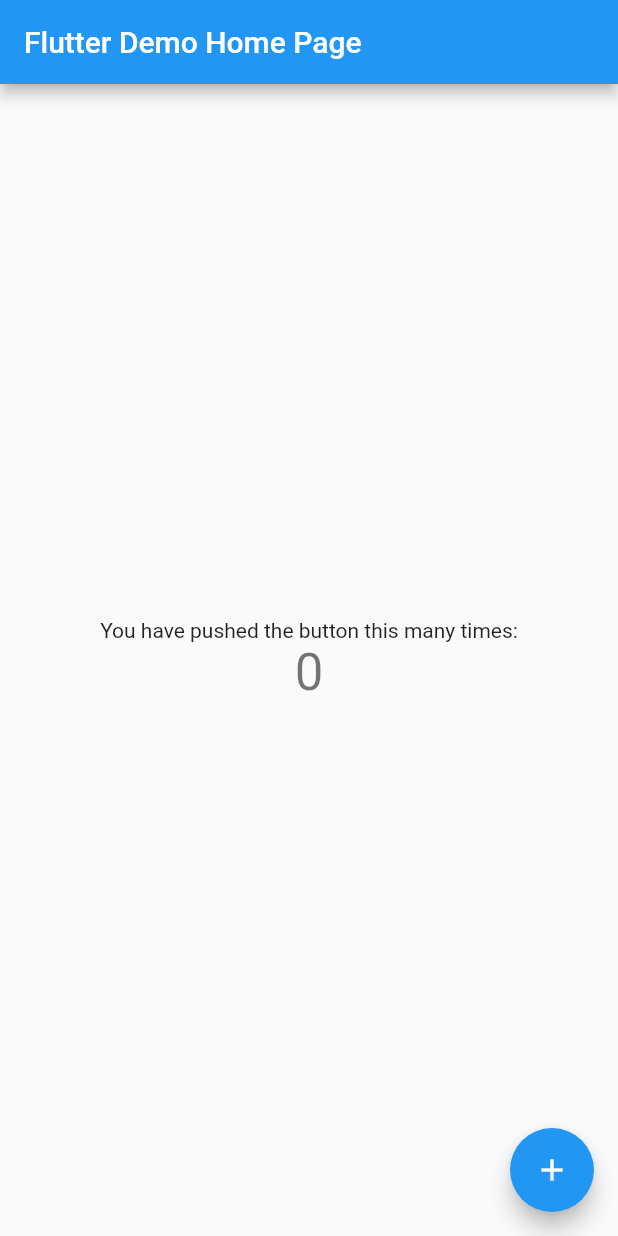
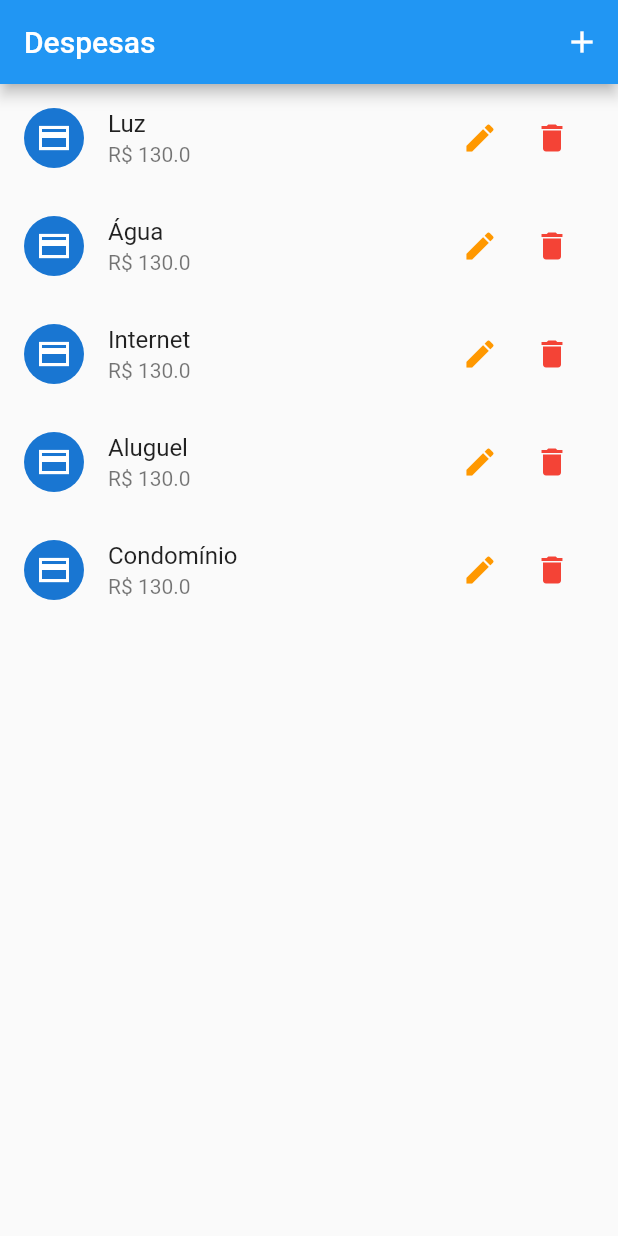
Before and after one commit to davidrezende/financial_expert, a Flutter app: the screen it shows after launch, on a phone screen of 412 x 824 dp. Run offline on Flutter 3.47's test engine with Material 2 defaults, Android fonts, the phone set to English and light mode, and no system bars.

Commit message:
setup project with listview page

```diff
--- /dev/null
+++ b/lib/components/expense_list.dart
@@ -0,0 +1,18 @@
+import 'package:financial_expert/components/expense_tile.dart';
+import 'package:financial_expert/data/expense_data.dart';
+import 'package:flutter/material.dart';
+
+class ExpenseList extends StatelessWidget {
+  const ExpenseList({Key? key}) : super(key: key);
+
+
+  @override
+  Widget build(BuildContext context) {
+    var expenses = {...DUMMY_EXPENSES};
+
+    return ListView.builder(
+        itemCount: expenses.length,
+        itemBuilder: (ctx, i) => ExpenseTile(expenses.values.elementAt(i)),
+      );
+  }
+}
--- /dev/null
+++ b/lib/components/expense_tile.dart
@@ -0,0 +1,34 @@
+import 'package:financial_expert/model/expense.dart';
+import 'package:flutter/material.dart';
+
+class ExpenseTile extends StatelessWidget {
+  final Expense expense;
+  const ExpenseTile(this.expense);
+
+  @override
+  Widget build(BuildContext context) {
+    return ListTile(
+        leading: const CircleAvatar(
+          child: Icon(Icons.payment_sharp),
+        ),
+        title: Text(expense.name),
+        subtitle: Text('R\$ ' + expense.value.toString()),
+        trailing: Container(
+          width: 100,
+          child: Row(
+            children: <Widget>[
+              IconButton(
+                icon: Icon(Icons.edit),
+                onPressed: () {},
+                color: Colors.orange,
+              ),
+               IconButton(
+                icon: Icon(Icons.delete),
+                onPressed: () {},
+                color: Colors.red,
+              ),
+            ],
+          ),
+        ));
+  }
+}
--- /dev/null
+++ b/lib/data/expense_data.dart
@@ -0,0 +1,9 @@
+import 'package:financial_expert/model/expense.dart';
+
+var DUMMY_EXPENSES = {
+  '1': Expense(1, 'Luz', 'D', 130.00, 3, 2022),
+  '2': Expense(2, 'Água', 'D', 130.00, 3, 2022),
+  '3': Expense(3, 'Internet', 'D', 130.00, 3, 2022),
+  '4': Expense(4, 'Aluguel', 'D', 130.00, 3, 2022),
+  '5': Expense(5, 'Condomínio', 'D', 130.00, 3, 2022),
+};
--- a/lib/main.dart
+++ b/lib/main.dart
@@ -1,3 +1,4 @@
+import 'package:financial_expert/views/expense_page.dart';
 import 'package:flutter/material.dart';
 
 void main() {
@@ -15,83 +16,7 @@
       theme: ThemeData(
         primarySwatch: Colors.blue,
       ),
-      home: const MyHomePage(title: 'Flutter Demo Home Page'),
+      home: ExpensePage()
     );
   }
 }
-
-class MyHomePage extends StatefulWidget {
-  const MyHomePage({Key? key, required this.title}) : super(key: key);
-
-  final String title;
-
-  @override
-  State<MyHomePage> createState() => _MyHomePageState();
-}
-
-class _MyHomePageState extends State<MyHomePage> {
-  int _counter = 0;
-
-  void _incrementCounter() {
-    setState(() {
-      // This call to setState tells the Flutter framework that something has
-      // changed in this State, which causes it to rerun the build method below
-      // so that the display can reflect the updated values. If we changed
-      // _counter without calling setState(), then the build method would not be
-      // called again, and so nothing would appear to happen.
-      _counter++;
-    });
-  }
-
-  @override
-  Widget build(BuildContext context) {
-    // This method is rerun every time setState is called, for instance as done
-    // by the _incrementCounter method above.
-    //
-    // The Flutter framework has been optimized to make rerunning build methods
-    // fast, so that you can just rebuild anything that needs updating rather
-    // than having to individually change instances of widgets.
-    return Scaffold(
-      appBar: AppBar(
-        // Here we take the value from the MyHomePage object that was created by
-        // the App.build method, and use it to set our appbar title.
-        title: Text(widget.title),
-      ),
-      body: Center(
-        // Center is a layout widget. It takes a single child and positions it
-        // in the middle of the parent.
-        child: Column(
-          // Column is also a layout widget. It takes a list of children and
-          // arranges them vertically. By default, it sizes itself to fit its
-          // children horizontally, and tries to be as tall as its parent.
-          //
-          // Invoke "debug painting" (press "p" in the console, choose the
-          // "Toggle Debug Paint" action from the Flutter Inspector in Android
-          // Studio, or the "Toggle Debug Paint" command in Visual Studio Code)
-          // to see the wireframe for each widget.
-          //
-          // Column has various properties to control how it sizes itself and
-          // how it positions its children. Here we use mainAxisAlignment to
-          // center the children vertically; the main axis here is the vertical
-          // axis because Columns are vertical (the cross axis would be
-          // horizontal).
-          mainAxisAlignment: MainAxisAlignment.center,
-          children: <Widget>[
-            const Text(
-              'You have pushed the button this many times:',
-            ),
-            Text(
-              '$_counter',
-              style: Theme.of(context).textTheme.headline4,
-            ),
-          ],
-        ),
-      ),
-      floatingActionButton: FloatingActionButton(
-        onPressed: _incrementCounter,
-        tooltip: 'Increment',
-        child: const Icon(Icons.add),
-      ), // This trailing comma makes auto-formatting nicer for build methods.
-    );
-  }
-}
--- /dev/null
+++ b/lib/model/expense.dart
@@ -0,0 +1,18 @@
+
+
+class Expense {
+  final int id;
+  final String name;
+  final double value;
+  final String type;
+  final int month;
+  final int year;
+  Expense(
+    this.id,
+    this.name,
+    this.type,
+    this.value,
+    this.month,
+    this.year,
+  );
+}
--- /dev/null
+++ b/lib/views/expense_page.dart
@@ -0,0 +1,21 @@
+import 'package:financial_expert/components/expense_list.dart';
+import 'package:flutter/material.dart';
+
+class ExpensePage extends StatelessWidget {
+  const ExpensePage({Key? key}) : super(key: key);
+
+  @override
+  Widget build(BuildContext context) {
+    return Scaffold(
+        appBar: AppBar(
+          title: const Text('Despesas'),
+          actions: <Widget>[
+            IconButton(
+              icon: const Icon(Icons.add),
+              onPressed: () {},
+            ),
+          ],
+        ),
+        body: const ExpenseList());
+  }
+}
```
Also changed, not shown: lib/views/expense_form.dart (added).
